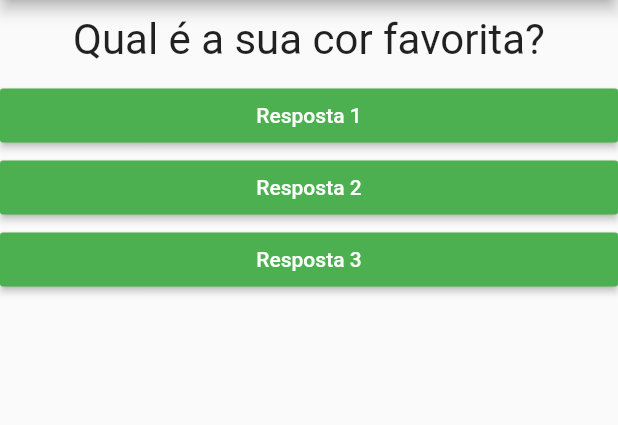
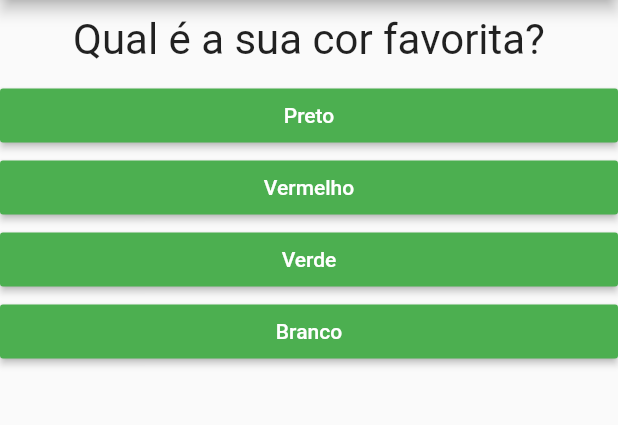
Before and after one commit to marcosdenisalves/perguntas_e_respostas, a Flutter app: the screen it shows after launch, on a phone screen of 412 x 824 dp, the part 84-509 px from its top. Run offline on Flutter 3.47's test engine with Material 2 defaults, Android fonts, the phone set to English and light mode, and no system bars.

Commit message:
Lista de Widgets

```diff
--- a/lib/main.dart
+++ b/lib/main.dart
@@ -32,6 +32,8 @@ class _PerguntaAppState extends State<PerguntaApp> {
       },
     ];
 
+    List<String> respostas = perguntas[_perguntaSelecionada]['respostas'];
+
     return MaterialApp(
       home: Scaffold(
         appBar: AppBar(
@@ -41,9 +43,9 @@ class _PerguntaAppState extends State<PerguntaApp> {
         body: Column(
           children: <Widget>[
             Questao(perguntas[_perguntaSelecionada]['texto']),
-            Resposta(texto: 'Resposta 1', fn: _responder),
-            Resposta(texto: 'Resposta 2', fn: _responder),
-            Resposta(texto: 'Resposta 3', fn: _responder),
+            ...respostas
+                .map((t) => Resposta(texto: t, fn: _responder))
+                .toList(),
           ],
         ),
       ),
```
